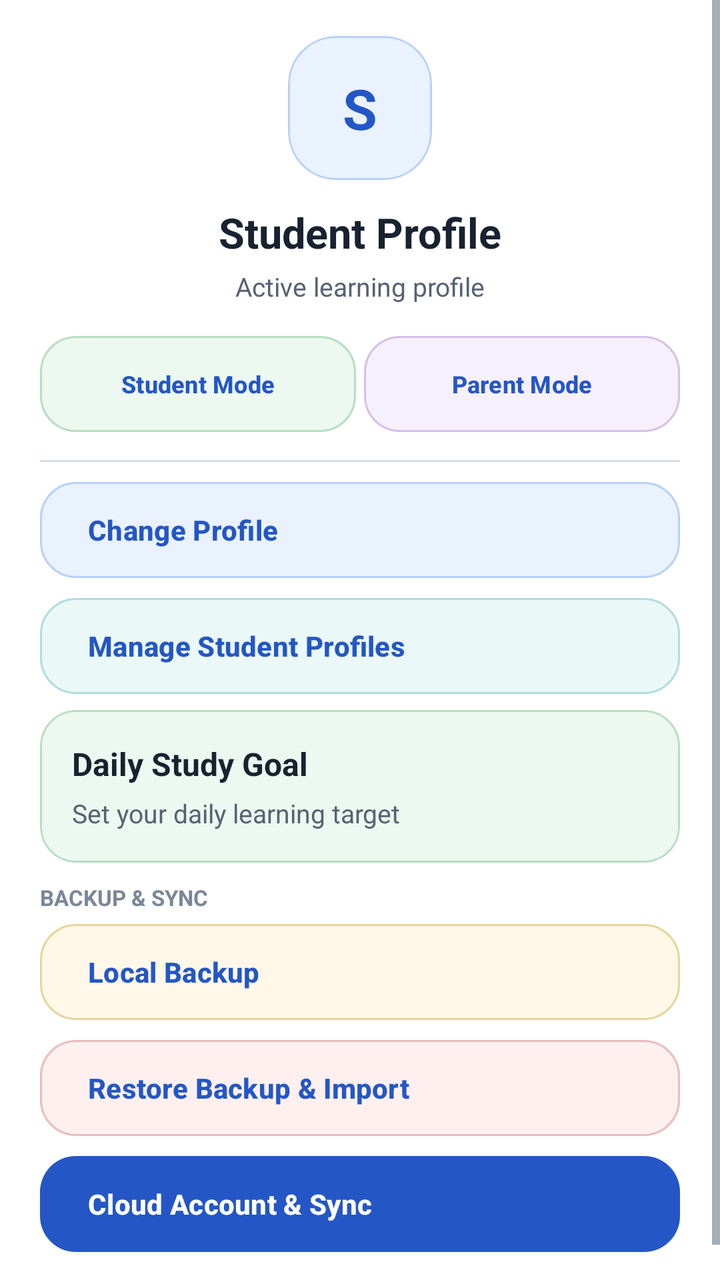
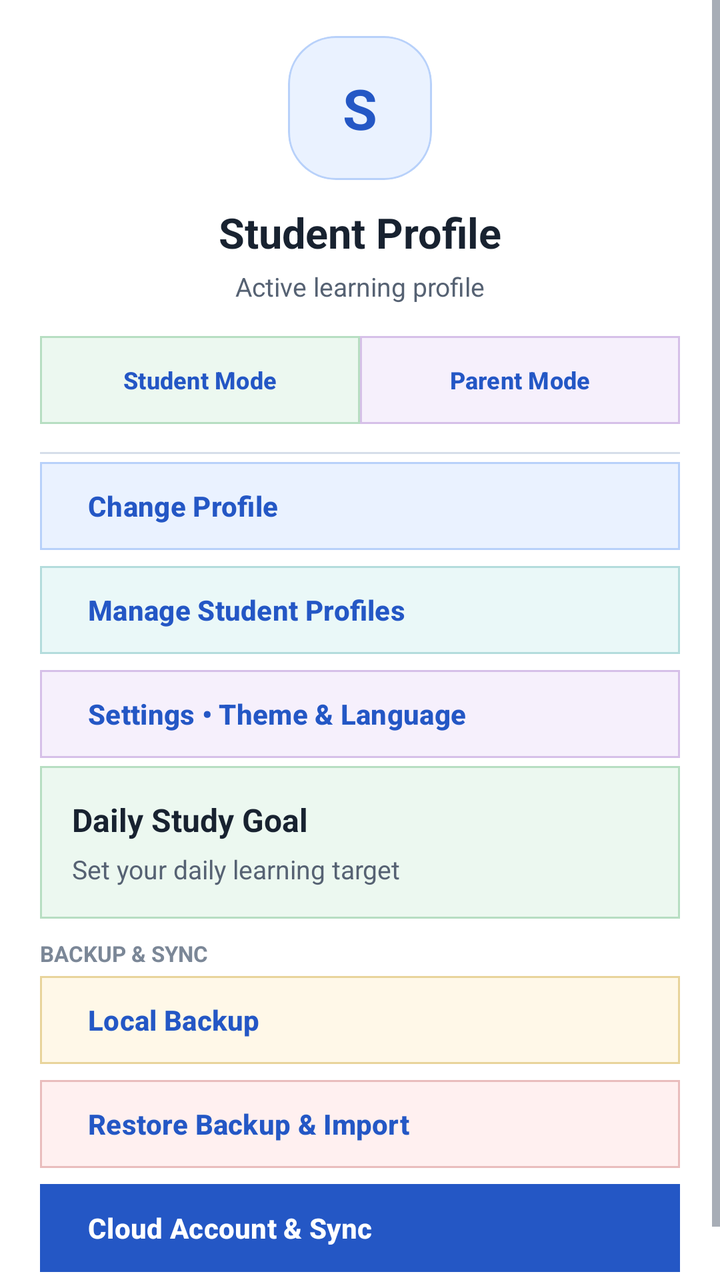

An Android layout rendered at two revisions. The XML below is the earlier revision; the diff shows what the commit changed to produce the second picture.
<!-- AndroidManifest.xml: application theme Theme.StudySaathi -->
<!-- res/layout/drawer_dashboard_profile.xml -->
<?xml version="1.0" encoding="utf-8"?>
<ScrollView
    xmlns:android="http://schemas.android.com/apk/res/android"
    xmlns:app="http://schemas.android.com/apk/res-auto"
    android:layout_width="match_parent"
    android:layout_height="match_parent"
    android:background="@color/ss_surface"
    android:fillViewport="true">

    <LinearLayout
        android:layout_width="match_parent"
        android:layout_height="wrap_content"
        android:orientation="vertical"
        android:paddingStart="20dp"
        android:paddingTop="18dp"
        android:paddingEnd="20dp"
        android:paddingBottom="28dp">

        <com.google.android.material.card.MaterialCardView
            android:layout_width="72dp"
            android:layout_height="72dp"
            android:layout_gravity="center_horizontal"
            app:cardBackgroundColor="@color/ss_blue_soft"
            app:cardCornerRadius="24dp"
            app:cardElevation="0dp"
            app:strokeColor="@color/ss_blue_border"
            app:strokeWidth="1dp">

            <TextView
                android:id="@+id/textDrawerProfileInitial"
                android:layout_width="match_parent"
                android:layout_height="match_parent"
                android:fontFamily="sans-serif-rounded"
                android:gravity="center"
                android:text="S"
                android:textColor="@color/ss_primary"
                android:textSize="28sp"
                android:textStyle="bold" />

        </com.google.android.material.card.MaterialCardView>

        <TextView
            android:id="@+id/textDrawerProfileName"
            android:layout_width="match_parent"
            android:layout_height="wrap_content"
            android:layout_marginTop="12dp"
            android:fontFamily="sans-serif-rounded"
            android:gravity="center"
            android:text="Student Profile"
            android:textColor="@color/ss_text_primary"
            android:textSize="21sp"
            android:textStyle="bold" />

        <TextView
            android:id="@+id/textDrawerProfileDetails"
            android:layout_width="match_parent"
            android:layout_height="wrap_content"
            android:layout_marginTop="4dp"
            android:gravity="center"
            android:text="Active learning profile"
            android:textColor="@color/ss_text_secondary"
            android:textSize="13sp" />

        <LinearLayout
            android:layout_width="match_parent"
            android:layout_height="wrap_content"
            android:layout_marginTop="12dp"
            android:orientation="horizontal">

            <com.google.android.material.button.MaterialButton
                android:id="@+id/buttonDrawerStudentMode"
                style="@style/Widget.StudySaathi.Button.Outlined"
                android:layout_width="0dp"
                android:layout_height="wrap_content"
                android:layout_marginEnd="2dp"
                android:layout_weight="1"
                android:text="Student Mode"
                android:textAllCaps="false"
                android:textSize="12sp"
                app:backgroundTint="@color/ss_green_soft"
                app:strokeColor="@color/ss_green_border" />

            <com.google.android.material.button.MaterialButton
                android:id="@+id/buttonDrawerParentMode"
                style="@style/Widget.StudySaathi.Button.Outlined"
                android:layout_width="0dp"
                android:layout_height="wrap_content"
                android:layout_marginStart="2dp"
                android:layout_weight="1"
                android:text="Parent Mode"
                android:textAllCaps="false"
                android:textSize="12sp"
                app:backgroundTint="@color/ss_purple_soft"
                app:strokeColor="@color/ss_purple_border" />

        </LinearLayout>

        <View
            android:layout_width="match_parent"
            android:layout_height="1dp"
            android:layout_marginTop="10dp"
            android:background="@color/ss_outline" />

        <com.google.android.material.button.MaterialButton
            android:id="@+id/buttonDrawerChangeProfile"
            style="@style/Widget.StudySaathi.Button.Outlined"
            android:layout_width="match_parent"
            android:layout_height="wrap_content"
            android:layout_marginTop="6dp"
            android:gravity="start|center_vertical"
            android:text="Change Profile"
            android:textAllCaps="false"
            app:backgroundTint="@color/ss_blue_soft"
            app:strokeColor="@color/ss_blue_border" />

        <com.google.android.material.button.MaterialButton
            android:id="@+id/buttonDrawerManageProfiles"
            style="@style/Widget.StudySaathi.Button.Outlined"
            android:layout_width="match_parent"
            android:layout_height="wrap_content"
            android:layout_marginTop="2dp"
            android:gravity="start|center_vertical"
            android:text="Manage Student Profiles"
            android:textAllCaps="false"
            app:backgroundTint="@color/ss_teal_soft"
            app:strokeColor="@color/ss_teal_border" />

        <com.google.android.material.card.MaterialCardView
            android:id="@+id/cardDrawerDailyStudyGoal"
            android:layout_width="match_parent"
            android:layout_height="wrap_content"
            android:layout_marginTop="4dp"
            android:clickable="true"
            android:focusable="true"
            android:foreground="?attr/selectableItemBackground"
            app:cardBackgroundColor="@color/ss_green_soft"
            app:cardCornerRadius="18dp"
            app:cardElevation="0dp"
            app:strokeColor="@color/ss_green_border"
            app:strokeWidth="1dp">

            <LinearLayout
                android:layout_width="match_parent"
                android:layout_height="wrap_content"
                android:orientation="vertical"
                android:padding="16dp">

                <TextView
                    android:layout_width="match_parent"
                    android:layout_height="wrap_content"
                    android:text="Daily Study Goal"
                    android:textColor="@color/ss_text_primary"
                    android:textSize="16sp"
                    android:textStyle="bold" />

                <TextView
                    android:id="@+id/textDrawerDailyStudyGoal"
                    android:layout_width="match_parent"
                    android:layout_height="wrap_content"
                    android:layout_marginTop="5dp"
                    android:text="Set your daily learning target"
                    android:textColor="@color/ss_text_secondary"
                    android:textSize="13sp" />

            </LinearLayout>

        </com.google.android.material.card.MaterialCardView>

        <TextView
            android:layout_width="match_parent"
            android:layout_height="wrap_content"
            android:layout_marginTop="10dp"
            android:text="BACKUP &amp; SYNC"
            android:textColor="@color/ss_text_muted"
            android:textSize="11sp"
            android:textStyle="bold" />

        <com.google.android.material.button.MaterialButton
            android:id="@+id/buttonDrawerLocalBackup"
            style="@style/Widget.StudySaathi.Button.Outlined"
            android:layout_width="match_parent"
            android:layout_height="wrap_content"
            android:layout_marginTop="2dp"
            android:gravity="start|center_vertical"
            android:text="Local Backup"
            android:textAllCaps="false"
            app:backgroundTint="@color/ss_yellow_soft"
            app:strokeColor="@color/ss_yellow_border" />

        <com.google.android.material.button.MaterialButton
            android:id="@+id/buttonDrawerRestoreImport"
            style="@style/Widget.StudySaathi.Button.Outlined"
            android:layout_width="match_parent"
            android:layout_height="wrap_content"
            android:layout_marginTop="2dp"
            android:gravity="start|center_vertical"
            android:text="Restore Backup &amp; Import"
            android:textAllCaps="false"
            app:backgroundTint="@color/ss_red_soft"
            app:strokeColor="@color/ss_red_border" />

        <com.google.android.material.button.MaterialButton
            android:id="@+id/buttonDrawerCloudSync"
            style="@style/Widget.StudySaathi.Button.Primary"
            android:layout_width="match_parent"
            android:layout_height="wrap_content"
            android:layout_marginTop="2dp"
            android:gravity="start|center_vertical"
            android:text="Cloud Account &amp; Sync"
            android:textAllCaps="false" />

    </LinearLayout>

</ScrollView>
<!-- resources referenced by this layout -->
<resources>
  <color name="ss_blue_border">#B8D1FA</color>
  <color name="ss_blue_soft">#EAF2FF</color>
  <color name="ss_green_border">#B7DEC2</color>
  <color name="ss_green_soft">#ECF8F0</color>
  <color name="ss_outline">#D6DEE9</color>
  <color name="ss_primary">#2457C5</color>
  <color name="ss_purple_border">#D6C0E8</color>
  <color name="ss_purple_soft">#F6F0FC</color>
  <color name="ss_red_border">#E9BDBD</color>
  <color name="ss_red_soft">#FFF0F0</color>
  <color name="ss_surface">#FFFFFF</color>
  <color name="ss_teal_border">#B4DCDC</color>
  <color name="ss_teal_soft">#EAF8F8</color>
  <color name="ss_text_muted">#7B8797</color>
  <color name="ss_text_primary">#182230</color>
  <color name="ss_text_secondary">#566273</color>
  <color name="ss_yellow_border">#E8D49B</color>
  <color name="ss_yellow_soft">#FFF8E8</color>
  <style name="Widget.StudySaathi.Button.Outlined" parent="Widget.Material3.Button.OutlinedButton">
          <item name="cornerRadius">18dp</item>
          <item name="android:minHeight">56dp</item>
          <item name="android:textStyle">bold</item>
          <item name="strokeColor">@color/ss_outline_strong</item>
          <item name="android:textColor">@color/ss_primary</item>
      </style>
  <style name="Widget.StudySaathi.Button.Primary" parent="Widget.Material3.Button">
          <item name="cornerRadius">18dp</item>
          <item name="android:minHeight">56dp</item>
          <item name="android:textStyle">bold</item>
          <item name="backgroundTint">@color/ss_primary</item>
          <item name="android:textColor">@color/ss_on_primary</item>
      </style>
  <color name="ss_outline_strong">#B9C5D5</color>
  <color name="ss_on_primary">#FFFFFF</color>
  <color name="ss_primary_dark">#173F99</color>
  <color name="ss_secondary">#087F8C</color>
  <color name="ss_on_secondary">#FFFFFF</color>
  <color name="ss_tertiary">#8A5A00</color>
  <color name="ss_on_tertiary">#FFFFFF</color>
  <color name="ss_background">#F7F9FC</color>
  <color name="ss_surface_soft">#F0F4FA</color>
  <color name="ss_error">#BA1A1A</color>
  <color name="white">#FFFFFFFF</color>
  <!-- drawable bg_app_soft_mix (drawable) -->
  <?xml version="1.0" encoding="utf-8"?>
  <shape xmlns:android="http://schemas.android.com/apk/res/android"
      android:shape="rectangle">
  
      <gradient
          android:angle="270"
          android:centerColor="#F2FBF3"
          android:endColor="#EEF7FF"
          android:startColor="#FFF2F2"
          android:type="linear" />
  
  </shape>
  <!-- unchanged entries left out for length: 1 -->
</resources>

<!-- the commit's change to res/layout/drawer_dashboard_profile.xml (unified diff, before → after) -->
@@ -69,10 +69,10 @@
 
             <com.google.android.material.button.MaterialButton
                 android:id="@+id/buttonDrawerStudentMode"
-                style="@style/Widget.StudySaathi.Button.Outlined"
+                style="@style/Widget.StudySaathi.Button.DrawerCompact"
                 android:layout_width="0dp"
                 android:layout_height="wrap_content"
-                android:layout_marginEnd="2dp"
+                android:layout_marginEnd="0dp"
                 android:layout_weight="1"
                 android:text="Student Mode"
                 android:textAllCaps="false"
@@ -82,10 +82,10 @@
 
             <com.google.android.material.button.MaterialButton
                 android:id="@+id/buttonDrawerParentMode"
-                style="@style/Widget.StudySaathi.Button.Outlined"
+                style="@style/Widget.StudySaathi.Button.DrawerCompact"
                 android:layout_width="0dp"
                 android:layout_height="wrap_content"
-                android:layout_marginStart="2dp"
+                android:layout_marginStart="0dp"
                 android:layout_weight="1"
                 android:text="Parent Mode"
                 android:textAllCaps="false"
@@ -103,10 +103,10 @@
 
         <com.google.android.material.button.MaterialButton
             android:id="@+id/buttonDrawerChangeProfile"
-            style="@style/Widget.StudySaathi.Button.Outlined"
-            android:layout_width="match_parent"
-            android:layout_height="wrap_content"
-            android:layout_marginTop="6dp"
+            style="@style/Widget.StudySaathi.Button.DrawerCompact"
+            android:layout_width="match_parent"
+            android:layout_height="wrap_content"
+            android:layout_marginTop="0dp"
             android:gravity="start|center_vertical"
             android:text="Change Profile"
             android:textAllCaps="false"
@@ -115,26 +115,38 @@
 
         <com.google.android.material.button.MaterialButton
             android:id="@+id/buttonDrawerManageProfiles"
-            style="@style/Widget.StudySaathi.Button.Outlined"
-            android:layout_width="match_parent"
-            android:layout_height="wrap_content"
-            android:layout_marginTop="2dp"
+            style="@style/Widget.StudySaathi.Button.DrawerCompact"
+            android:layout_width="match_parent"
+            android:layout_height="wrap_content"
+            android:layout_marginTop="0dp"
             android:gravity="start|center_vertical"
             android:text="Manage Student Profiles"
             android:textAllCaps="false"
             app:backgroundTint="@color/ss_teal_soft"
             app:strokeColor="@color/ss_teal_border" />
 
+        <com.google.android.material.button.MaterialButton
+            android:id="@+id/buttonDrawerSettings"
+            style="@style/Widget.StudySaathi.Button.DrawerCompact"
+            android:layout_width="match_parent"
+            android:layout_height="wrap_content"
+            android:layout_marginTop="0dp"
+            android:gravity="start|center_vertical"
+            android:text="@string/settings_drawer_entry"
+            android:textAllCaps="false"
+            app:backgroundTint="@color/ss_purple_soft"
+            app:strokeColor="@color/ss_purple_border" />
+
         <com.google.android.material.card.MaterialCardView
             android:id="@+id/cardDrawerDailyStudyGoal"
             android:layout_width="match_parent"
             android:layout_height="wrap_content"
-            android:layout_marginTop="4dp"
+            android:layout_marginTop="0dp"
             android:clickable="true"
             android:focusable="true"
             android:foreground="?attr/selectableItemBackground"
             app:cardBackgroundColor="@color/ss_green_soft"
-            app:cardCornerRadius="18dp"
+            app:cardCornerRadius="0dp"
             app:cardElevation="0dp"
             app:strokeColor="@color/ss_green_border"
             app:strokeWidth="1dp">
@@ -177,10 +189,10 @@
 
         <com.google.android.material.button.MaterialButton
             android:id="@+id/buttonDrawerLocalBackup"
-            style="@style/Widget.StudySaathi.Button.Outlined"
-            android:layout_width="match_parent"
-            android:layout_height="wrap_content"
-            android:layout_marginTop="2dp"
+            style="@style/Widget.StudySaathi.Button.DrawerCompact"
+            android:layout_width="match_parent"
+            android:layout_height="wrap_content"
+            android:layout_marginTop="0dp"
             android:gravity="start|center_vertical"
             android:text="Local Backup"
             android:textAllCaps="false"
@@ -189,10 +201,10 @@
 
         <com.google.android.material.button.MaterialButton
             android:id="@+id/buttonDrawerRestoreImport"
-            style="@style/Widget.StudySaathi.Button.Outlined"
-            android:layout_width="match_parent"
-            android:layout_height="wrap_content"
-            android:layout_marginTop="2dp"
+            style="@style/Widget.StudySaathi.Button.DrawerCompact"
+            android:layout_width="match_parent"
+            android:layout_height="wrap_content"
+            android:layout_marginTop="0dp"
             android:gravity="start|center_vertical"
             android:text="Restore Backup &amp; Import"
             android:textAllCaps="false"
@@ -201,10 +213,10 @@
 
         <com.google.android.material.button.MaterialButton
             android:id="@+id/buttonDrawerCloudSync"
-            style="@style/Widget.StudySaathi.Button.Primary"
-            android:layout_width="match_parent"
-            android:layout_height="wrap_content"
-            android:layout_marginTop="2dp"
+            style="@style/Widget.StudySaathi.Button.DrawerCompactPrimary"
+            android:layout_width="match_parent"
+            android:layout_height="wrap_content"
+            android:layout_marginTop="0dp"
             android:gravity="start|center_vertical"
             android:text="Cloud Account &amp; Sync"
             android:textAllCaps="false" />
<!-- resource entries referenced after the edit -->
@@ -18,6 +18,19 @@
   <color name="ss_text_secondary">#566273</color>
   <color name="ss_yellow_border">#E8D49B</color>
   <color name="ss_yellow_soft">#FFF8E8</color>
+  <string name="settings_drawer_entry">Settings • Theme &amp; Language</string>
+  <style name="Widget.StudySaathi.Button.DrawerCompact" parent="Widget.StudySaathi.Button.Outlined">
+          <item name="cornerRadius">0dp</item>
+          <item name="android:minHeight">52dp</item>
+          <item name="insetTop">0dp</item>
+          <item name="insetBottom">0dp</item>
+      </style>
+  <style name="Widget.StudySaathi.Button.DrawerCompactPrimary" parent="Widget.StudySaathi.Button.Primary">
+          <item name="cornerRadius">0dp</item>
+          <item name="android:minHeight">52dp</item>
+          <item name="insetTop">0dp</item>
+          <item name="insetBottom">0dp</item>
+      </style>
   <style name="Widget.StudySaathi.Button.Outlined" parent="Widget.Material3.Button.OutlinedButton">
           <item name="cornerRadius">18dp</item>
           <item name="android:minHeight">56dp</item>
